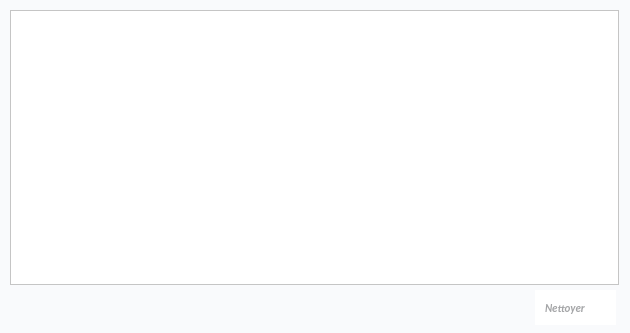
indigene-way/ERP_business_Manager, file DESIGN/DIALOGS/AlertP.ui: the form before one commit.
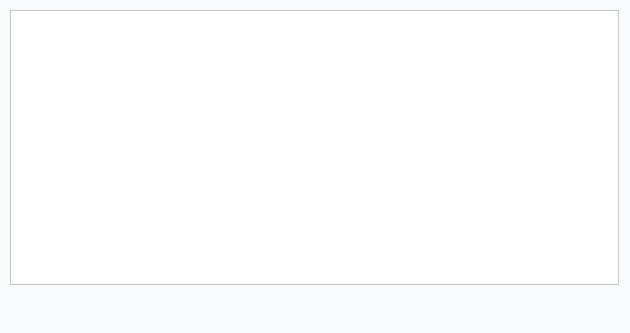
The form after the commit. Icons and pictures are not drawn.

Diff of the .ui file:
```diff
--- a/DESIGN/DIALOGS/AlertP.ui
+++ b/DESIGN/DIALOGS/AlertP.ui
@@ -29,63 +29,6 @@
     <string notr="true">background-color:white;</string>
    </property>
   </widget>
-  <widget class="QPushButton" name="clear">
-   <property name="geometry">
-    <rect>
-     <x>535</x>
-     <y>290</y>
-     <width>81</width>
-     <height>35</height>
-    </rect>
-   </property>
-   <property name="sizePolicy">
-    <sizepolicy hsizetype="Minimum" vsizetype="Maximum">
-     <horstretch>0</horstretch>
-     <verstretch>0</verstretch>
-    </sizepolicy>
-   </property>
-   <property name="font">
-    <font>
-     <family>Calibri</family>
-     <pointsize>8</pointsize>
-     <weight>75</weight>
-     <italic>true</italic>
-     <bold>true</bold>
-     <underline>false</underline>
-     <kerning>true</kerning>
-    </font>
-   </property>
-   <property name="cursor">
-    <cursorShape>PointingHandCursor</cursorShape>
-   </property>
-   <property name="toolTip">
-    <string/>
-   </property>
-   <property name="statusTip">
-    <string/>
-   </property>
-   <property name="autoFillBackground">
-    <bool>false</bool>
-   </property>
-   <property name="styleSheet">
-    <string notr="true">QPushButton{background-color:white; color : #a4a5a7; border: 0px solid #000028 ;  text-align:left; padding-left:10px;}
-QPushButton:hover{background-color:white;color:white;border: 0px solid #ecf0f5}
-QPushButton:focus{color:#00ea00}</string>
-   </property>
-   <property name="text">
-    <string>Nettoyer</string>
-   </property>
-   <property name="icon">
-    <iconset>
-     <normaloff>../../IMAGES/Icons/clear.png</normaloff>../../IMAGES/Icons/clear.png</iconset>
-   </property>
-   <property name="iconSize">
-    <size>
-     <width>21</width>
-     <height>21</height>
-    </size>
-   </property>
-  </widget>
  </widget>
  <resources/>
  <connections/>
```
